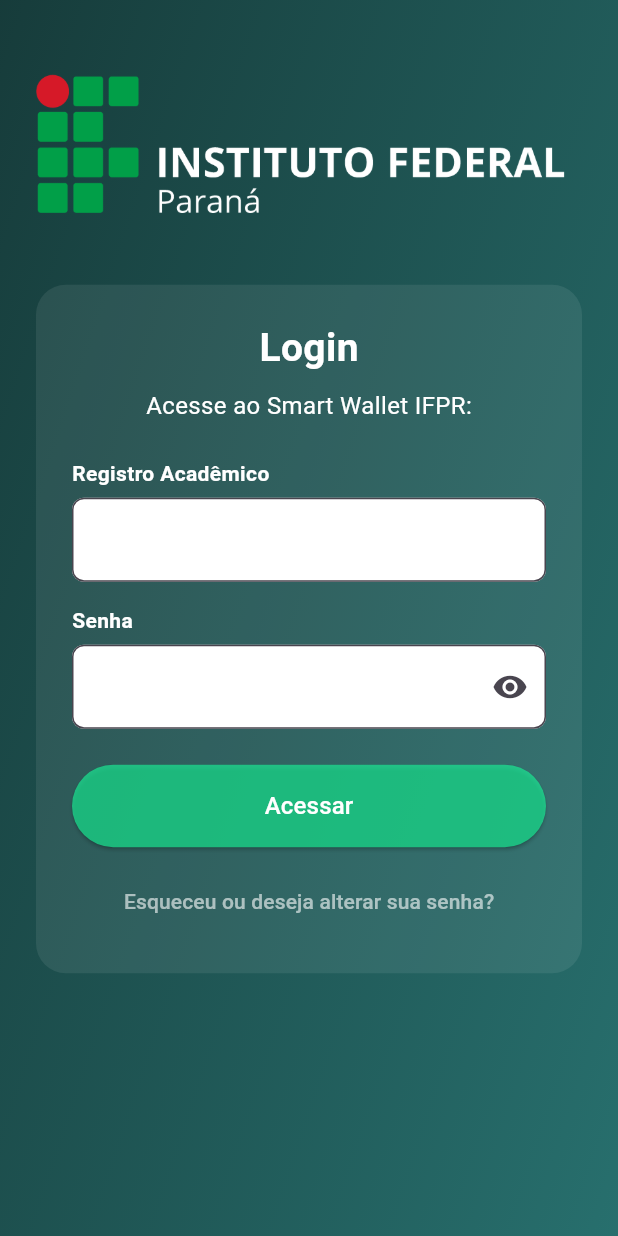
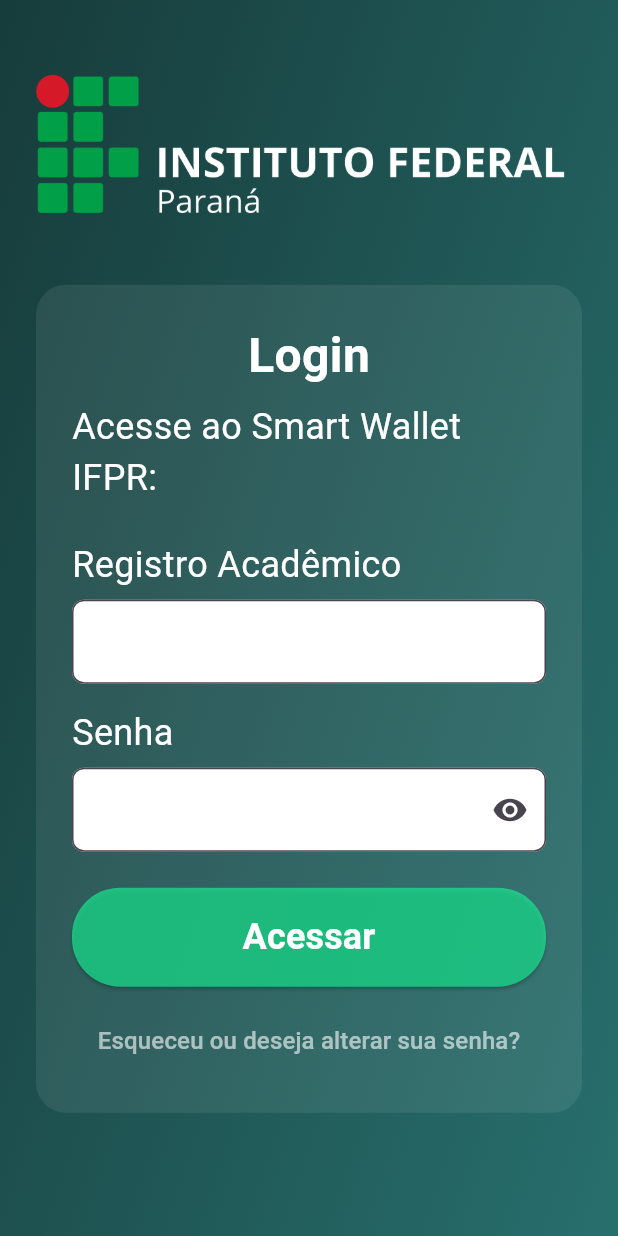
Before and after one commit to Smart-Wallet-IFPR/app-smart-wallet-ifpr, a Flutter app: the screen it shows after launch, on a phone screen of 412 x 824 dp. Run offline on Flutter 3.47's test engine with Material 3 defaults, Android fonts, the phone set to English and light mode, and no system bars.

```diff
--- a/lib/modules/auth/domain/usecases/login_usecase.dart
+++ b/lib/modules/auth/domain/usecases/login_usecase.dart
@@ -5,7 +5,7 @@
 
   LoginUseCase(this.repository);
 
-  Future<bool> execute(String ra, String password) {
-    return repository.login(ra, password);
+  Future<bool> execute(String ra, String password) async {
+    return await repository.login(ra, password);
   }
 }
--- a/lib/modules/auth/presentation/pages/login_page.dart
+++ b/lib/modules/auth/presentation/pages/login_page.dart
@@ -48,7 +48,7 @@
                             const Text(
                               'Login',
                               style: TextStyle(
-                                fontSize: 26,
+                                fontSize: 32,
                                 fontWeight: FontWeight.bold,
                                 color: Color.fromARGB(255, 255, 255, 255),
                               ),
@@ -57,7 +57,7 @@
                             const Text(
                               'Acesse ao Smart Wallet IFPR:',
                               style: TextStyle(
-                                fontSize: 16,
+                                fontSize: 24,
                                 color: Color.fromARGB(255, 255, 255, 255),
                               ),
                             ),
@@ -70,7 +70,10 @@
                               },
                               child: const Text(
                                 'Esqueceu ou deseja alterar sua senha?',
-                                style: TextStyle(color: Colors.white60),
+                                style: TextStyle(
+                                    color: Colors.white60,
+                                    fontSize: 16
+                                ),
                               ),
                             ),
                           ],
--- a/lib/modules/auth/presentation/widgets/login_form.dart
+++ b/lib/modules/auth/presentation/widgets/login_form.dart
@@ -85,7 +85,8 @@
                 'Registro Acadêmico',
                 style: TextStyle(
                   color: Colors.white,
-                  fontWeight: FontWeight.w600,
+                  fontWeight: FontWeight.w400,
+                  fontSize: 24,
                 ),
               ),
               const SizedBox(height: 6),
@@ -125,7 +126,8 @@
                 'Senha',
                 style: TextStyle(
                   color: Colors.white,
-                  fontWeight: FontWeight.w600,
+                  fontWeight: FontWeight.w400,
+                  fontSize: 24,
                 ),
               ),
               const SizedBox(height: 6),
@@ -188,8 +190,8 @@
               child:
                   _isLoading
                       ? const SizedBox(
-                        width: 24,
-                        height: 24,
+                        width: 32,
+                        height: 32,
                         child: CircularProgressIndicator(
                           strokeWidth: 2,
                           valueColor: AlwaysStoppedAnimation<Color>(
@@ -197,7 +199,14 @@
                           ),
                         ),
                       )
-                      : const Text('Acessar', style: TextStyle(fontSize: 16)),
+                      : const Text(
+                      'Acessar',
+                      style: TextStyle(
+                          fontSize: 24,
+                          fontWeight: FontWeight.w600,
+                      ),
+
+                  ),
             ),
           ),
         ],
--- a/pubspec.yaml
+++ b/pubspec.yaml
@@ -35,6 +35,7 @@
   # Use with the CupertinoIcons class for iOS style icons.
   cupertino_icons: ^1.0.8
   provider: ^6.1.4
+  http: ^1.3.0
 
 dev_dependencies:
   flutter_test:
```
Also changed, not shown: lib/modules/auth/data/auth_repository.dart (+44 -3 lines), pubspec.lock, 1 other file.
